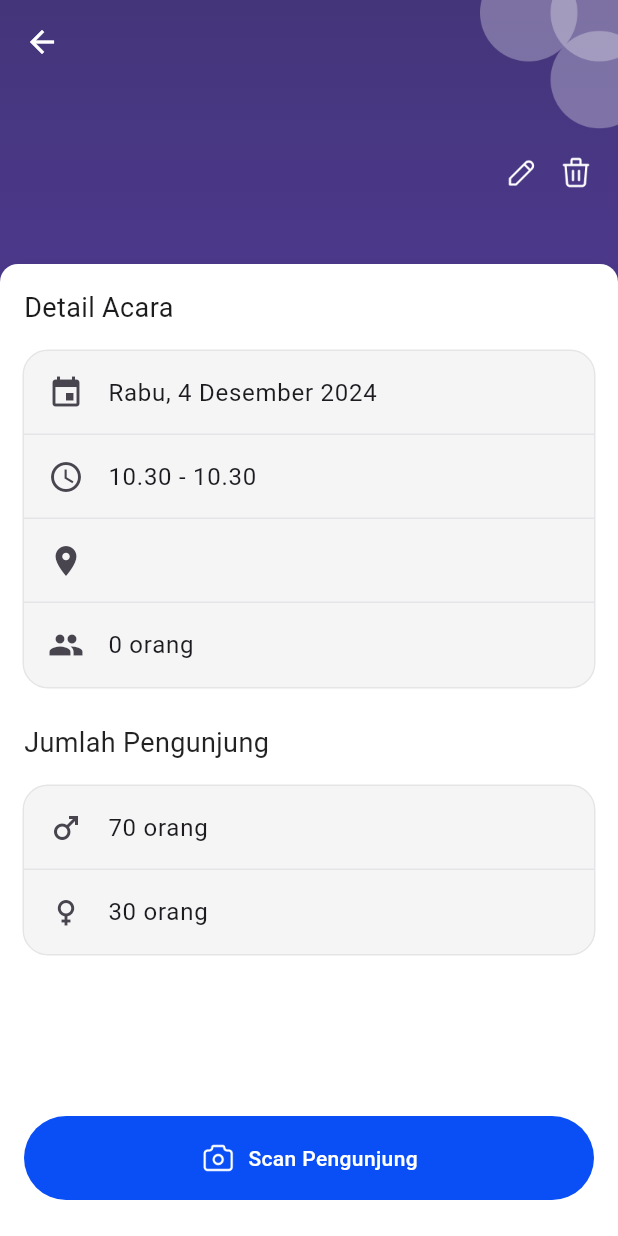
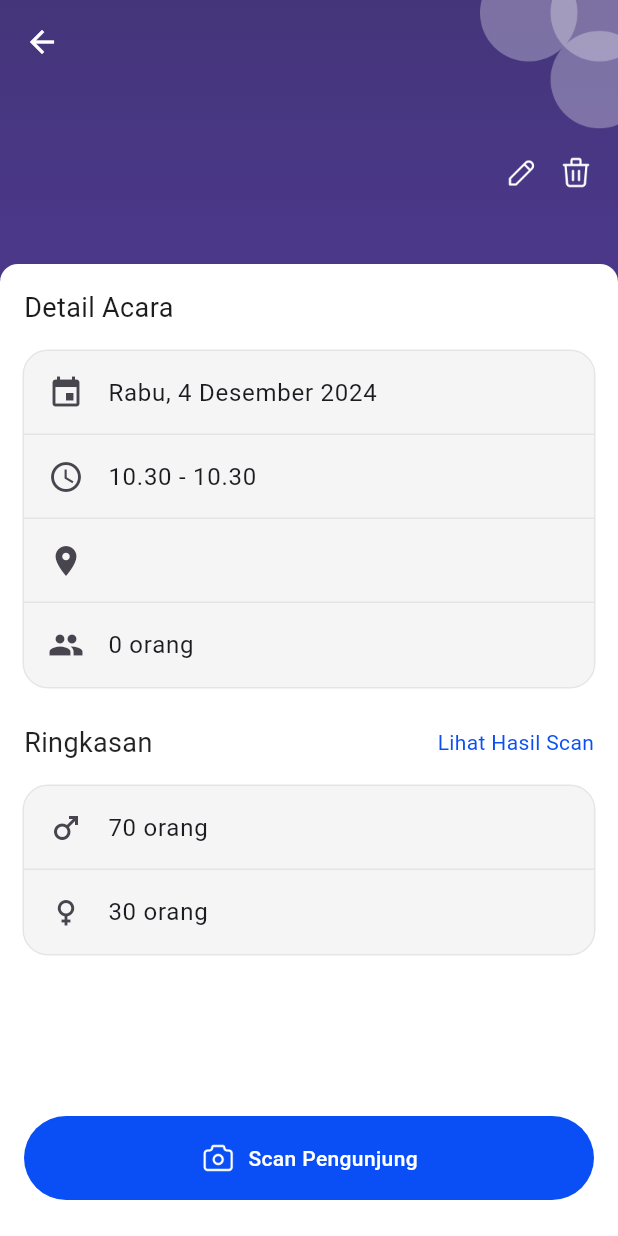
Before and after one commit to ChamillatulLuqianaAgustin/face_count, a Flutter app: the DetailAcara screen opened directly with empty values, on a phone screen of 412 x 824 dp. Run offline on Flutter 3.47's test engine with Material 3 defaults, Android fonts, the phone set to English and light mode, and no system bars; our stand-ins replace camera, cloud_firestore, equatable, firebase_auth, firebase_core, flutter_bloc and 1 more; accounts and stored records are empty; Roboto replaces fonts that are missing (SFProDisplay).

Commit message:
feat: add result scan

```diff
--- a/lib/features/acara/detail_acara.dart
+++ b/lib/features/acara/detail_acara.dart
@@ -9,6 +9,7 @@ import 'package:flutter_bloc/flutter_bloc.dart';
 import 'package:image_picker/image_picker.dart';
 import '../../configs/theme.dart';
 import 'package:camera/camera.dart';
+import 'result_scan.dart';
 // import 'package:face_count/features/acara/scan_pengunjung.dart';
 
 class DetailAcara extends StatefulWidget {
@@ -326,9 +327,35 @@ class _DetailAcaraState extends State<DetailAcara> {
                                   ),
                                 ),
                                 const SizedBox(height: 24),
-                                Text('Jumlah Pengunjung',
+                                Row(
+                                mainAxisAlignment: MainAxisAlignment.spaceBetween,
+                                children: [
+                                  Text(
+                                    'Ringkasan',
                                     style: regularTS.copyWith(
-                                        fontSize: 18, color: Colors.black87)),
+                                      fontSize: 18,
+                                      color: Colors.black87,
+                                    ),
+                                  ),
+                                  GestureDetector(
+                                    onTap: () {
+                                      Navigator.push(
+                                      context,
+                                      MaterialPageRoute(
+                                        builder: (context) => ScanResultPage(), // Replace with your actual screen
+                                      ),
+                                    );
+                                    },
+                                    child: Text(
+                                      'Lihat Hasil Scan',
+                                      style: regularTS.copyWith(
+                                        fontSize: 14,
+                                        color: primaryBase,
+                                      ),
+                                    ),
+                                  ),
+                                ],
+                              ),
                                 const SizedBox(height: 16),
                                 Container(
                                   decoration: BoxDecoration(
```
Also changed, not shown: lib/features/acara/result_scan.dart (added, +99 -0 lines).
